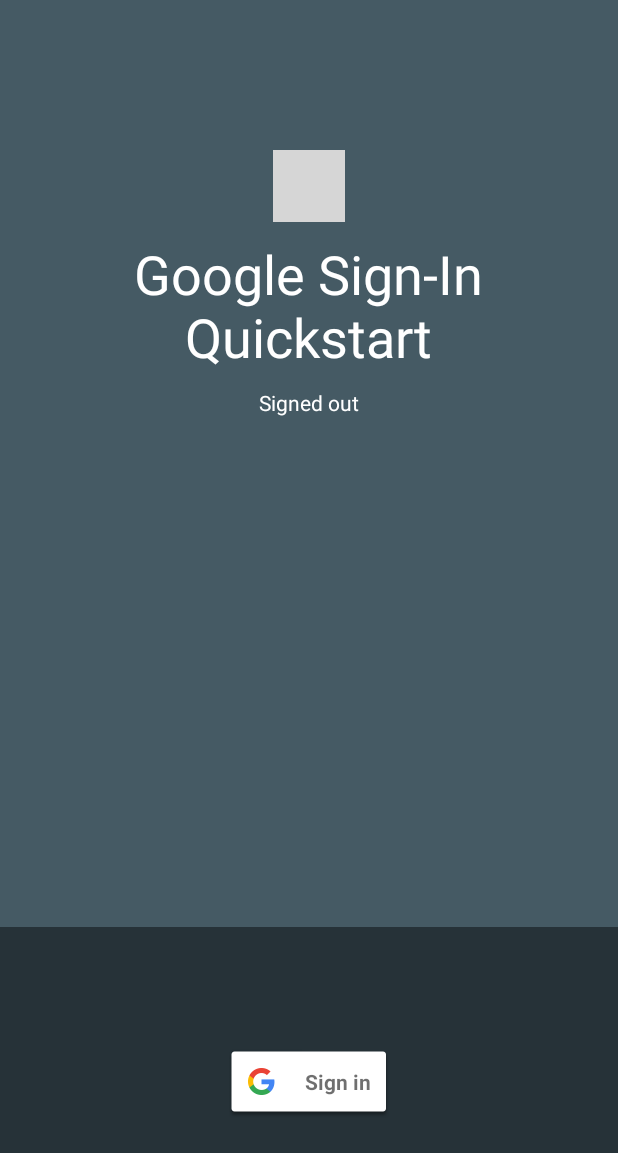
After one commit to rodrigomigueleti/BeatZone, an Android app: the LoginGoogle screen opened directly, with no data from a screen before it, on a phone screen of 412 x 824 dp. The commit adds this screen. Shown: the top 1153 px of the screen. Run offline under Robolectric (Android 15) with nearby library versions, the phone set to English and light mode, and no system bars; grey boxes are pictures that could not be loaded.

Commit message:
Add login screen/dialog

```diff
--- /dev/null
+++ b/app/src/main/java/com/neuroengine/beatzone/LoginGoogle.java
@@ -0,0 +1,193 @@
+package com.neuroengine.beatzone;
+
+import android.app.ProgressDialog;
+import android.content.Intent;
+import android.os.Bundle;
+import android.support.annotation.NonNull;
+import android.support.annotation.Nullable;
+import android.support.v7.app.AppCompatActivity;
+import android.util.Log;
+import android.view.View;
+import android.widget.TextView;
+
+import com.google.android.gms.auth.api.Auth;
+import com.google.android.gms.auth.api.signin.GoogleSignInAccount;
+import com.google.android.gms.auth.api.signin.GoogleSignInOptions;
+import com.google.android.gms.auth.api.signin.GoogleSignInResult;
+import com.google.android.gms.common.ConnectionResult;
+import com.google.android.gms.common.SignInButton;
+import com.google.android.gms.common.api.GoogleApiClient;
+import com.google.android.gms.common.api.OptionalPendingResult;
+import com.google.android.gms.common.api.ResultCallback;
+import com.google.android.gms.common.api.Status;
+
+import org.w3c.dom.Text;
+
+/**
+ * Created by usuariodebian on 24/01/17.
+ */
+
+public class LoginGoogle extends AppCompatActivity implements GoogleApiClient.OnConnectionFailedListener, View.OnClickListener {
+
+    private static final String TAG = "LoginGoogle";
+    private static final int RC_SIGN_IN = 9001;
+
+    private TextView mStatusTextView;
+    private GoogleApiClient mGoogleApiClient;
+    private ProgressDialog mProgressDialog;
+
+    @Override
+    protected void onCreate(@Nullable Bundle savedInstanceState) {
+        super.onCreate(savedInstanceState);
+
+        setContentView(R.layout.layout_google_signin);
+
+        mStatusTextView = (TextView) findViewById(R.id.status);
+
+        findViewById(R.id.sign_in_button).setOnClickListener(this);
+        findViewById(R.id.sign_out_button).setOnClickListener(this);
+        findViewById(R.id.disconnect_button).setOnClickListener(this);
+
+        GoogleSignInOptions gso = new GoogleSignInOptions.Builder(GoogleSignInOptions.DEFAULT_SIGN_IN)
+                .requestEmail()
+                .requestIdToken("1059559479089-tdmtn267k8ptt3vuh9c5b2vca5qnl87e.apps.googleusercontent.com")
+                .build();
+
+        mGoogleApiClient = new GoogleApiClient.Builder(this)
+                .enableAutoManage(this, this)
+                .addApi(Auth.GOOGLE_SIGN_IN_API, gso)
+                .build();
+
+        SignInButton signInButton = (SignInButton)findViewById(R.id.sign_in_button);
+        signInButton.setSize(SignInButton.SIZE_STANDARD);
+
+
+    }
+
+    @Override
+    protected void onStart() {
+        super.onStart();
+
+        OptionalPendingResult<GoogleSignInResult> opr = Auth.GoogleSignInApi.silentSignIn(mGoogleApiClient);
+
+        if (opr.isDone()) {
+            Log.d(TAG, "Sign in on cache");
+
+            GoogleSignInResult result = opr.get();
+            handleSignInResult(result);
+        } else {
+            showProgressDialog();
+            opr.setResultCallback(new ResultCallback<GoogleSignInResult>() {
+                @Override
+                public void onResult(@NonNull GoogleSignInResult googleSignInResult) {
+                    hideProgressDialog();
+                    handleSignInResult(googleSignInResult);
+                }
+            });
+        }
+    }
+
+    @Override
+    protected void onActivityResult(int requestCode, int resultCode, Intent data) {
+        super.onActivityResult(requestCode, resultCode, data);
+
+        if (requestCode == RC_SIGN_IN) {
+            GoogleSignInResult result = Auth.GoogleSignInApi.getSignInResultFromIntent(data);
+            handleSignInResult(result);
+        }
+
+    }
+
+    private void hideProgressDialog() {
+        if (mProgressDialog != null && mProgressDialog.isShowing()) {
+            mProgressDialog.hide();
+        }
+    }
+
+    private void showProgressDialog() {
+        if (mProgressDialog == null) {
+            mProgressDialog = new ProgressDialog(this);
+            mProgressDialog.setMessage(getString(R.string.loading));
+            mProgressDialog.setIndeterminate(true);
+        }
+        mProgressDialog.show();
+    }
+
+    private void handleSignInResult(GoogleSignInResult result) {
+        Log.d(TAG, "handleSignInResult:" + result.isSuccess());
+
+        if (result.isSuccess()) {
+            GoogleSignInAccount acct = result.getSignInAccount();
+            mStatusTextView.setText(getString(R.string.signed_in_fmt, acct.getDisplayName()));
+            LoggedUser lu = new LoggedUser();
+            lu.setId(acct.getId());
+            lu.setImagemUri(acct.getPhotoUrl());
+            this.getIntent().putExtra(LoggedUser.LoggedUserId, lu);
+            setResult(RESULT_OK);
+            finish();
+            //updateUI(true);
+        } else {
+            updateUI(false);
+        }
+    }
+
+    private void signIn() {
+        Intent signInIntent = Auth.GoogleSignInApi.getSignInIntent(mGoogleApiClient);
+        startActivityForResult(signInIntent, RC_SIGN_IN);
+    }
+
+    private void signOut() {
+        Auth.GoogleSignInApi.signOut(mGoogleApiClient).setResultCallback(
+                new ResultCallback<Status>() {
+                    @Override
+                    public void onResult(@NonNull Status status) {
+                        updateUI(false);
+                    }
+                }
+
+        );
+    }
+
+    private void revokeAccess() {
+        Auth.GoogleSignInApi.revokeAccess(mGoogleApiClient).setResultCallback(
+                new ResultCallback<Status>() {
+                    @Override
+                    public void onResult(@NonNull Status status) {
+                        updateUI(false);
+                    }
+                }
+        );
+    }
+
+    private void updateUI(boolean signedIn) {
+        if (signedIn) {
+            findViewById(R.id.sign_in_button).setVisibility(View.GONE);
+            findViewById(R.id.sign_out_and_disconnect).setVisibility(View.VISIBLE);
+        } else {
+            mStatusTextView.setText(R.string.signed_out);
+
+            findViewById(R.id.sign_in_button).setVisibility(View.VISIBLE);
+            findViewById(R.id.sign_out_and_disconnect).setVisibility(View.GONE);
+        }
+    }
+
+    @Override
+    public void onClick(View v) {
+        switch(v.getId()) {
+            case R.id.sign_in_button:
+                signIn();
+                break;
+            case R.id.sign_out_button:
+                signOut();
+                break;
+            case R.id.disconnect_button:
+                revokeAccess();
+                break;
+        }
+    }
+
+    @Override
+    public void onConnectionFailed(@NonNull ConnectionResult connectionResult) {
+        Log.d(TAG, "onConnectionFailed: " + connectionResult);
+    }
+}
--- a/app/src/main/java/com/neuroengine/beatzone/StartActivity.java
+++ b/app/src/main/java/com/neuroengine/beatzone/StartActivity.java
@@ -1,5 +1,6 @@
 package com.neuroengine.beatzone;
 
+import android.content.Intent;
 import android.os.Bundle;
 import android.support.annotation.Nullable;
 import android.support.v7.app.AppCompatActivity;
@@ -27,7 +28,8 @@ public class StartActivity extends AppCompatActivity {
     public boolean onOptionsItemSelected(MenuItem item) {
         switch (item.getItemId()) {
             case R.id.action_login:
-                new DialogLogin().show(getFragmentManager(), "STARTACTIVITY_LOGIN");
+                Intent intent = new Intent(getApplicationContext(), DialogLogin.class);
+                startActivity(intent);
                 return true;
             case R.id.action_main_settings:
                 Log.i("MAIN_MENU", "Settings");
--- a/app/src/main/res/layout/dialog_login.xml
+++ b/app/src/main/res/layout/dialog_login.xml
@@ -14,5 +14,6 @@
         android:layout_height="wrap_content"
         android:src="@drawable/common_google_signin_btn_icon_light_normal"
         android:layout_gravity="center"
+        android:onClick="startSignInGoogle"
         />
 </LinearLayout>
--- /dev/null
+++ b/app/src/main/res/layout/layout_google_signin.xml
@@ -0,0 +1,113 @@
+<LinearLayout xmlns:android="http://schemas.android.com/apk/res/android"
+    xmlns:tools="http://schemas.android.com/tools"
+    android:id="@+id/main_layout"
+    android:layout_width="match_parent"
+    android:layout_height="match_parent"
+    android:background="@color/blue_grey_700"
+    android:orientation="vertical"
+    android:weightSum="4"
+    tools:context=".LoginGoogle">
+
+    <LinearLayout
+        android:layout_width="match_parent"
+        android:layout_height="0dp"
+        android:layout_weight="3"
+        android:gravity="center_horizontal"
+        android:orientation="vertical">
+
+        <ImageView
+            android:id="@+id/google_icon"
+            android:layout_width="48dp"
+            android:layout_height="48dp"
+            android:layout_marginBottom="10dp"
+            android:layout_marginTop="@dimen/g_top_margin"
+            android:contentDescription="@string/desc_google_icon"
+            android:src="@drawable/googleg_color" />
+
+        <TextView
+            android:id="@+id/title_text"
+            android:layout_width="wrap_content"
+            android:layout_height="wrap_content"
+            android:layout_marginBottom="10dp"
+            android:text="@string/title_text"
+            android:gravity="center"
+            android:textColor="@android:color/white"
+            android:textSize="36sp" />
+
+        <TextView
+            android:id="@+id/status"
+            android:layout_width="wrap_content"
+            android:layout_height="wrap_content"
+            android:text="@string/signed_out"
+            android:textColor="@android:color/white"
+            android:textSize="14sp" />
+
+        <TextView
+            android:id="@+id/detail"
+            android:layout_width="wrap_content"
+            android:layout_height="wrap_content"
+            android:fadeScrollbars="true"
+            android:gravity="center"
+            android:maxLines="5"
+            android:padding="10dp"
+            android:scrollbars="vertical"
+            android:textColor="@android:color/white"
+            android:textSize="14sp" />
+
+        <Button
+            android:id="@+id/button_optional_action"
+            style="@style/Base.Widget.AppCompat.Button.Borderless.Colored"
+            android:layout_width="wrap_content"
+            android:layout_height="wrap_content"
+            android:visibility="gone"
+            tools:text="Optional Action"
+            tools:visibility="visible" />
+
+    </LinearLayout>
+
+
+    <RelativeLayout
+        android:layout_width="fill_parent"
+        android:layout_height="0dp"
+        android:layout_weight="1"
+        android:background="@color/blue_grey_900">
+
+        <com.google.android.gms.common.SignInButton
+            android:id="@+id/sign_in_button"
+            android:layout_width="wrap_content"
+            android:layout_height="wrap_content"
+            android:layout_centerInParent="true"
+            android:visibility="visible"
+            tools:visibility="gone" />
+
+        <LinearLayout
+            android:id="@+id/sign_out_and_disconnect"
+            android:layout_width="fill_parent"
+            android:layout_height="wrap_content"
+            android:layout_centerInParent="true"
+            android:orientation="horizontal"
+            android:paddingLeft="16dp"
+            android:paddingRight="16dp"
+            android:visibility="gone"
+            tools:visibility="visible">
+
+            <Button
+                android:id="@+id/sign_out_button"
+                android:layout_width="0dp"
+                android:layout_height="wrap_content"
+                android:layout_weight="1"
+                android:text="@string/sign_out"
+                android:theme="@style/ThemeOverlay.MyDarkButton" />
+
+            <Button
+                android:id="@+id/disconnect_button"
+                android:layout_width="0dp"
+                android:layout_height="wrap_content"
+                android:layout_weight="1"
+                android:text="@string/disconnect"
+                android:theme="@style/ThemeOverlay.MyDarkButton" />
+        </LinearLayout>
+
+    </RelativeLayout>
+
+</LinearLayout>
--- a/app/src/main/res/values/colors.xml
+++ b/app/src/main/res/values/colors.xml
@@ -3,4 +3,11 @@
     <color name="colorPrimary">#3F51B5</color>
     <color name="colorPrimaryDark">#303F9F</color>
     <color name="colorAccent">#FF4081</color>
+
+
+    <color name="blue_grey_500">#607D8B</color>
+    <color name="blue_grey_600">#546E7A</color>
+    <color name="blue_grey_700">#455A64</color>
+    <color name="blue_grey_800">#37474F</color>
+    <color name="blue_grey_900">#263238</color>
 </resources>
--- a/app/src/main/res/values/dimens.xml
+++ b/app/src/main/res/values/dimens.xml
@@ -3,4 +3,5 @@
     <dimen name="activity_horizontal_margin">16dp</dimen>
     <dimen name="activity_vertical_margin">16dp</dimen>
     <dimen name="fab_margin">16dp</dimen>
+    <dimen name="g_top_margin">100dp</dimen>
 </resources>
--- a/app/src/main/res/values/strings.xml
+++ b/app/src/main/res/values/strings.xml
@@ -23,4 +23,15 @@
 
     <string name="title_login">Login utilizando:</string>
     <string name="button_cancel">Cancelar</string>
+
+    <string name="sign_in_activiy">Sign in</string>
+    <string name="sign_in_google_activiy">Sign in Google</string>
+    <string name="title_text">Google Sign-In\nQuickstart</string>
+    <string name="signed_out">Signed out</string>
+    <string name="desc_google_icon">Google Logo</string>
+    <string name="sign_out">Sign Out</string>
+    <string name="disconnect">Disconnect</string>
+
+    <string name="signed_in_fmt">Signed in as: %s</string>
+    <string name="loading">Loading…</string>
 </resources>
--- a/app/src/main/res/values/styles.xml
+++ b/app/src/main/res/values/styles.xml
@@ -22,4 +22,9 @@
         <item name="android:layout_height">wrap_content</item>
     </style>
 
+    <style name="ThemeOverlay.MyDarkButton" parent="ThemeOverlay.AppCompat.Dark">
+        <item name="colorButtonNormal">@color/blue_grey_500</item>
+        <item name="android:textColor">@android:color/white</item>
+    </style>
+
 </resources>
```
Also changed, not shown: app/src/main/AndroidManifest.xml (+9 -2 lines), app/src/main/java/com/neuroengine/beatzone/DialogLogin.java (+27 -16 lines), app/src/main/java/com/neuroengine/beatzone/LoggedUser.java (added, +80 -0 lines).
